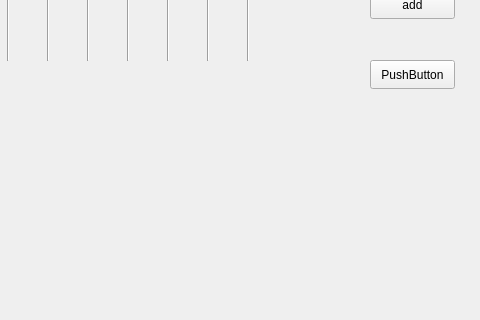
The window that widget.ui (Morales1235/Tetris) describes before a commit, drawn with Qt 5; both pictures show x 120 to 600 and y 280 to 600 of the 600 by 600 pixel window.
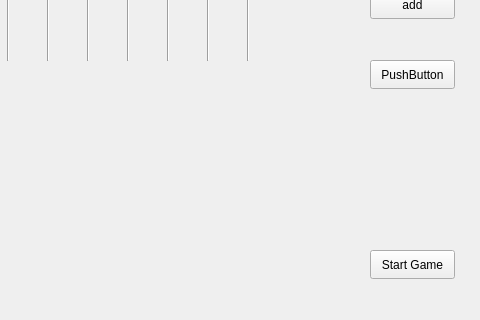
The same window after the commit.

Diff of the .ui file:
```diff
--- a/widget.ui
+++ b/widget.ui
@@ -169,6 +169,19 @@
     <string>add</string>
    </property>
   </widget>
+  <widget class="QPushButton" name="startButton">
+   <property name="geometry">
+    <rect>
+     <x>490</x>
+     <y>530</y>
+     <width>85</width>
+     <height>29</height>
+    </rect>
+   </property>
+   <property name="text">
+    <string>Start Game</string>
+   </property>
+  </widget>
  </widget>
  <layoutdefault spacing="6" margin="11"/>
  <resources/>
```
